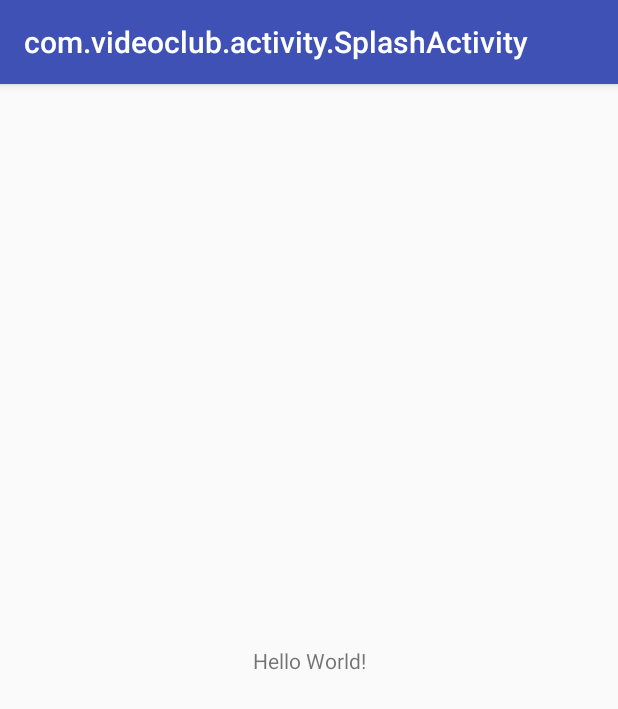
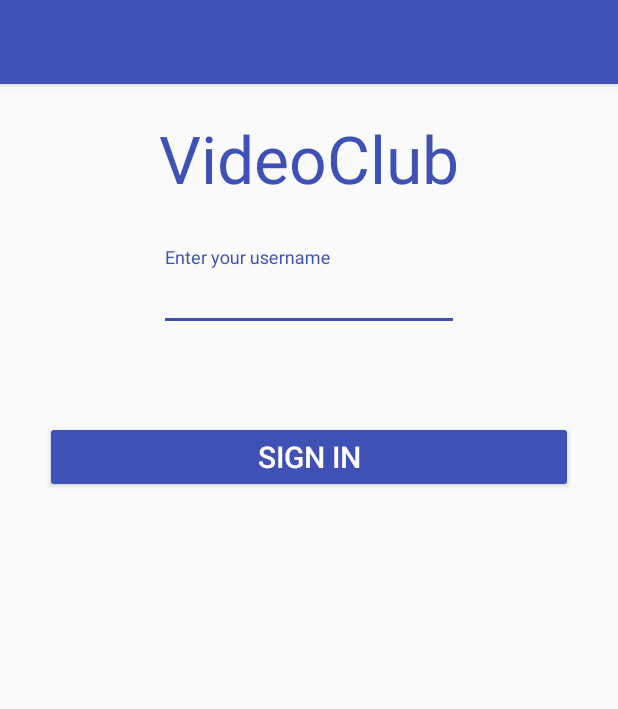
Before and after one commit to achat/videoClub, an Android app: the screen it shows after launch (SplashActivity before the commit, SignInActivity after it), on a phone screen of 412 x 824 dp. Shown: the top 709 px of the screen. Run offline under Robolectric (Android 15) with nearby library versions, the phone set to English and light mode, and no system bars; our stand-ins replace Room's generated code.

Commit message:
Create UI skeleton for SignIn activity.

```diff
--- a/VideoClub/app/build.gradle
+++ b/VideoClub/app/build.gradle
@@ -4,7 +4,7 @@ android {
     compileSdkVersion 26
     defaultConfig {
         applicationId "com.videoclub"
-        minSdkVersion 17
+        minSdkVersion 21
         targetSdkVersion 26
         versionCode 1
         versionName "1.0"
@@ -21,10 +21,12 @@ android {
 dependencies {
     implementation fileTree(dir: 'libs', include: ['*.jar'])
     implementation 'com.android.support:appcompat-v7:26.1.0'
+    implementation 'com.android.support:design:26.1.0'
     implementation 'com.android.support.constraint:constraint-layout:1.0.2'
     testImplementation 'junit:junit:4.12'
     androidTestImplementation 'com.android.support.test:runner:1.0.1'
     androidTestImplementation 'com.android.support.test.espresso:espresso-core:3.0.1'
-    compile 'android.arch.persistence.room:runtime:1.0.0-rc1'
-    annotationProcessor 'android.arch.persistence.room:compiler:1.0.0-rc1'
+    // Room dependencies
+    compile 'android.arch.persistence.room:runtime:1.0.0'
+    annotationProcessor 'android.arch.persistence.room:compiler:1.0.0'
 }
--- a/VideoClub/app/src/main/AndroidManifest.xml
+++ b/VideoClub/app/src/main/AndroidManifest.xml
@@ -8,7 +8,7 @@
         android:roundIcon="@mipmap/ic_launcher_round"
         android:supportsRtl="true"
         android:theme="@style/AppTheme">
-        <activity android:name=".activity.SplashActivity">
+        <activity android:name=".activity.SignInActivity">
             <intent-filter>
                 <action android:name="android.intent.action.MAIN" />
 
--- a/VideoClub/app/src/main/java/com/videoclub/activity/SplashActivity.java
+++ b/VideoClub/app/src/main/java/com/videoclub/activity/SignInActivity.java
@@ -1,6 +1,7 @@
 package com.videoclub.activity;
 
 import android.os.AsyncTask;
+import android.support.v7.app.ActionBar;
 import android.support.v7.app.AppCompatActivity;
 import android.os.Bundle;
 
@@ -10,18 +11,27 @@ import com.videoclub.entity.User;
 
 import java.util.List;
 
-public class SplashActivity extends AppCompatActivity {
+public class SignInActivity extends AppCompatActivity {
 
 
 
     @Override
     protected void onCreate(Bundle savedInstanceState) {
         super.onCreate(savedInstanceState);
-        setContentView(R.layout.activity_splash);
+        setContentView(R.layout.activity_sign_in);
+        // First handle UI related operations.
+        setupUi();
+        // Initialize database in the background.
+        new DatabaseAsync().execute();
+    }
+
+    private void setupUi() {
+        // Hide app title from the toolbar.
+        ActionBar toolbar = getSupportActionBar();
+        if (toolbar != null)
+            toolbar.setDisplayShowTitleEnabled(false);
 
 
-
-        new DatabaseAsync().execute();
     }
 
     class DatabaseAsync extends AsyncTask<Void, Void, Void> {
--- /dev/null
+++ b/VideoClub/app/src/main/res/layout/activity_sign_in.xml
@@ -0,0 +1,44 @@
+<?xml version="1.0" encoding="utf-8"?>
+<LinearLayout xmlns:android="http://schemas.android.com/apk/res/android"
+    xmlns:tools="http://schemas.android.com/tools"
+    android:layout_width="match_parent"
+    android:layout_height="match_parent"
+    android:orientation="vertical"
+    tools:context="com.videoclub.activity.SignInActivity">
+
+    <TextView
+        android:id="@+id/sign_in_title"
+        android:layout_width="match_parent"
+        android:layout_height="wrap_content"
+        android:layout_marginTop="20dp"
+        android:text="@string/sign_in_title"
+        android:textAlignment="center"
+        android:textColor="@color/colorPrimary"
+        android:textSize="44sp"/>
+
+    <android.support.design.widget.TextInputLayout
+        android:id="@+id/welcome_input_container"
+        android:layout_width="match_parent"
+        android:layout_height="wrap_content"
+        android:layout_marginTop="30dp">
+
+        <android.support.design.widget.TextInputEditText
+            android:layout_width="200dp"
+            android:layout_height="wrap_content"
+            android:layout_margin="30dp"
+            android:layout_gravity="center_horizontal"
+            android:hint="@string/sign_in_hint"/>
+
+    </android.support.design.widget.TextInputLayout>
+
+    <Button
+        android:id="@+id/welcome_sign_in_button"
+        android:layout_width="match_parent"
+        android:layout_height="wrap_content"
+        android:layout_margin="30dp"
+        android:backgroundTint="@color/colorPrimary"
+        android:text="@string/sign_in_button_text"
+        android:textSize="20sp"
+        android:textColor="@android:color/white"/>
+
+</LinearLayout>
--- a/VideoClub/app/src/main/res/layout/activity_splash.xml
+++ /dev/null
@@ -1,18 +0,0 @@
-<?xml version="1.0" encoding="utf-8"?>
-<android.support.constraint.ConstraintLayout xmlns:android="http://schemas.android.com/apk/res/android"
-    xmlns:app="http://schemas.android.com/apk/res-auto"
-    xmlns:tools="http://schemas.android.com/tools"
-    android:layout_width="match_parent"
-    android:layout_height="match_parent"
-    tools:context="com.videoclub.activity.SplashActivity">
-
-    <TextView
-        android:layout_width="wrap_content"
-        android:layout_height="wrap_content"
-        android:text="Hello World!"
-        app:layout_constraintBottom_toBottomOf="parent"
-        app:layout_constraintLeft_toLeftOf="parent"
-        app:layout_constraintRight_toRightOf="parent"
-        app:layout_constraintTop_toTopOf="parent" />
-
-</android.support.constraint.ConstraintLayout>
--- a/VideoClub/app/src/main/res/values/colors.xml
+++ b/VideoClub/app/src/main/res/values/colors.xml
@@ -2,5 +2,5 @@
 <resources>
     <color name="colorPrimary">#3F51B5</color>
     <color name="colorPrimaryDark">#303F9F</color>
-    <color name="colorAccent">#FF4081</color>
+    <color name="colorAccent">#3F51B5</color>
 </resources>
--- a/VideoClub/app/src/main/res/values/strings.xml
+++ b/VideoClub/app/src/main/res/values/strings.xml
@@ -1,3 +1,6 @@
 <resources>
     <string name="app_name">VideoClub</string>
+    <string name="sign_in_title">VideoClub</string>
+    <string name="sign_in_hint">Enter your username</string>
+    <string name="sign_in_button_text">sign in</string>
 </resources>
```
